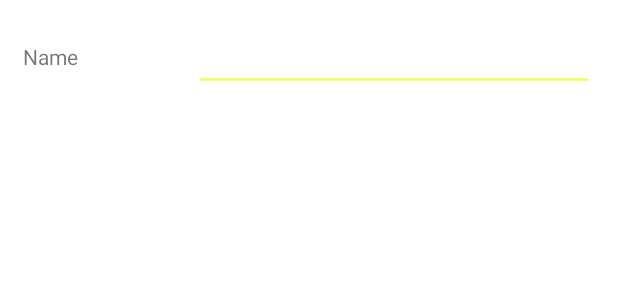
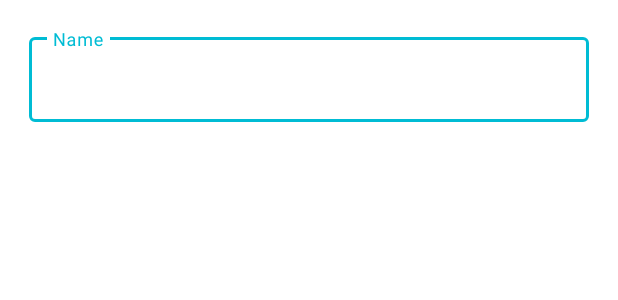
Before and after one commit to m4rcocosta/LookABook, an Android app: the layout layout_custom_dialog_edit_name.xml on its own in the app's theme, with its tools: preview values and no code run, on a phone screen of 412 x 824 dp. Shown: the top 300 px of the screen. Run offline under Robolectric (Android 15) with nearby library versions, the phone set to English and light mode, and no system bars.

Commit message:
Converted to material theme

```diff
--- a/Android/MobileApp/app/src/main/java/uni/mobile/mobileapp/TabAdapter.java
+++ b/Android/MobileApp/app/src/main/java/uni/mobile/mobileapp/TabAdapter.java
@@ -1,6 +1,4 @@
 package uni.mobile.mobileapp;
-
-import android.content.Context;
 
 import androidx.fragment.app.Fragment;
 import androidx.fragment.app.FragmentManager;
--- a/Android/MobileApp/app/src/main/res/layout/layout_custom_dialog_edit_name.xml
+++ b/Android/MobileApp/app/src/main/res/layout/layout_custom_dialog_edit_name.xml
@@ -2,6 +2,7 @@
 <LinearLayout xmlns:android="http://schemas.android.com/apk/res/android"
     android:layout_width="match_parent"
     android:layout_height="match_parent"
+    xmlns:app="http://schemas.android.com/apk/res-auto"
     android:orientation="vertical"
     android:padding="15dp">
     <LinearLayout
@@ -9,19 +10,23 @@
         android:layout_height="wrap_content"
         android:gravity="center_vertical"
         android:orientation="horizontal">
-        <TextView
-            android:layout_width="0dp"
+        <com.google.android.material.textfield.TextInputLayout
+            style="@style/Widget.MaterialComponents.TextInputLayout.OutlinedBox"
+            android:layout_width="match_parent"
             android:layout_height="wrap_content"
-            android:layout_weight=".3"
-            android:text="@string/name" />
-        <EditText
-            android:id="@+id/setUserName"
-            android:layout_width="0dp"
-            android:layout_height="wrap_content"
-            android:layout_weight=".7"
-            android:imeOptions="actionDone"
-            android:singleLine="true"
-            android:inputType="textPersonName|textCapSentences"/>
+            android:layout_margin="4dp"
+            android:layout_marginBottom="10dp"
+            app:endIconMode="clear_text">
+
+            <com.google.android.material.textfield.TextInputEditText
+                android:id="@+id/setUserName"
+                android:layout_width="match_parent"
+                android:layout_height="wrap_content"
+                android:hint="@string/name"
+                android:inputType="textPersonName|textCapSentences"
+                android:imeOptions="actionDone"
+                android:singleLine="true" />
+        </com.google.android.material.textfield.TextInputLayout>
     </LinearLayout>
     <LinearLayout
         android:layout_width="match_parent"
```
Also changed, not shown: Android/MobileApp/app/src/main/java/uni/mobile/mobileapp/InfoProfileFragment.java (+35 -54 lines), Android/MobileApp/app/src/main/res/layout/layout_custom_dialog_edit_phone_number.xml (+17 -12 lines), Android/MobileApp/app/src/main/res/layout/layout_custom_dialog_edit_surname.xml (+17 -12 lines).
